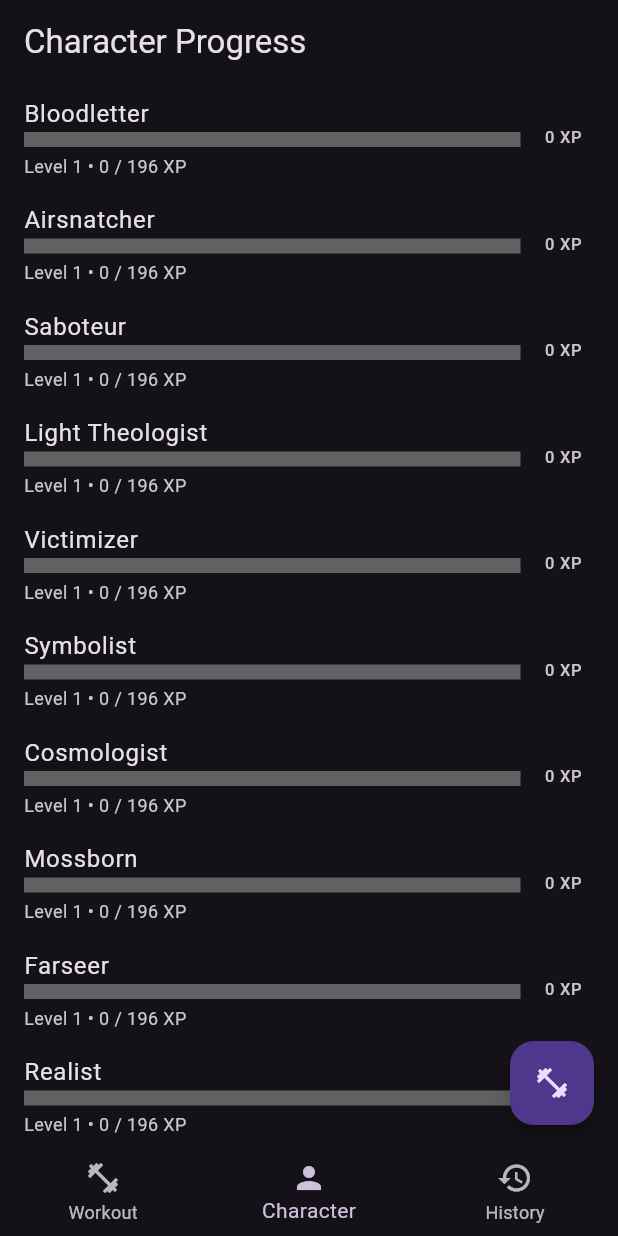
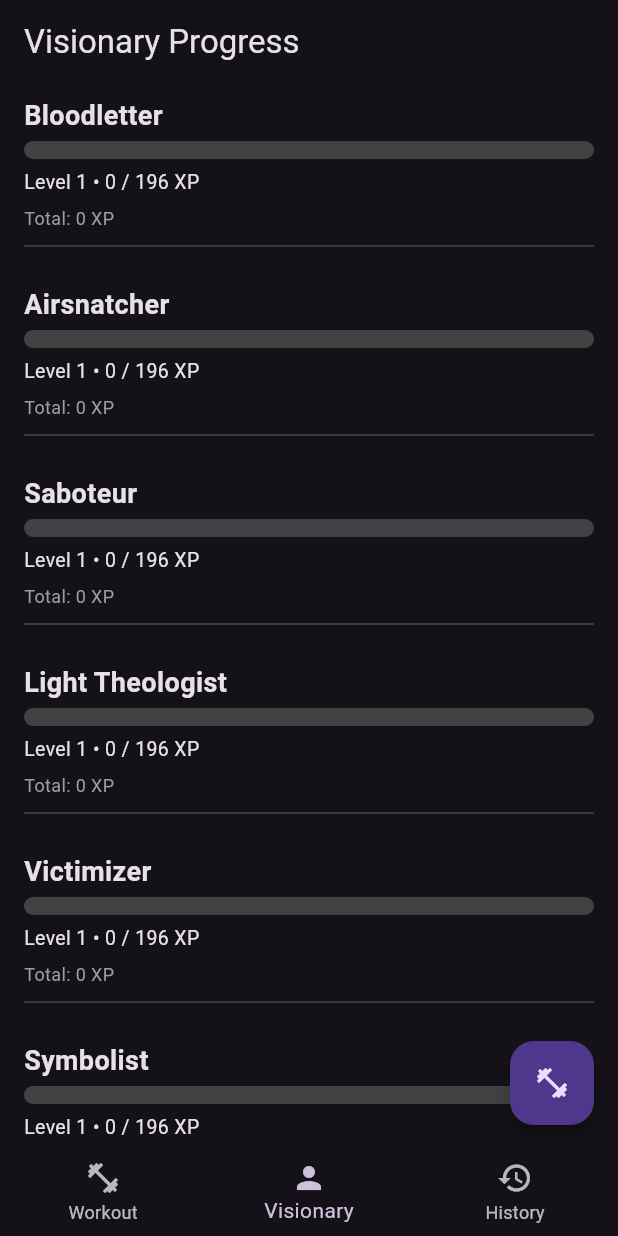
Before and after one commit to CuriousFrost/fitness_rpg, a Flutter app: the screen it shows after launch, item 2 of the bottom bar chosen, on a phone screen of 412 x 824 dp. Run offline on Flutter 3.47's test engine with Material 3 defaults, Android fonts, the light colour scheme and no system bars; our stand-ins replace shared_preferences.

Commit message:
XP progress bar added and works. need to do the same for edit and delete

```diff
--- a/lib/main.dart
+++ b/lib/main.dart
@@ -1,9 +1,9 @@
+import 'package:fitness_rpg/screens/visionary_screen.dart';
 import 'package:flutter/material.dart';
 import 'screens/main_menu.dart';
 import '../models/character_data.dart';
 import '../logic/workout_data.dart';
 //import 'package:shared_preferences/shared_preferences.dart';
-
 
 // 🔹 Add this:
 final PageStorageBucket pageStorageBucket = PageStorageBucket();
@@ -16,6 +16,7 @@ void main() async {
   await workoutData.load();
   runApp(const FitnessRPGApp());
 }
+
 final workoutData = WorkoutData();
 
 class FitnessRPGApp extends StatelessWidget {
@@ -25,13 +26,13 @@ class FitnessRPGApp extends StatelessWidget {
   Widget build(BuildContext context) {
     return MaterialApp(
       debugShowCheckedModeBanner: false,
+      routes: {
+        '/visionary': (context) => const CharacterScreen(),
+      },
       title: 'Fitness RPG',
       theme: ThemeData.dark(),
       // 🔹 Wrap your root screen with PageStorage
-      home: PageStorage(
-        bucket: pageStorageBucket,
-        child: MainMenu(),
-      ),
+      home: PageStorage(bucket: pageStorageBucket, child: MainMenu()),
     );
   }
 }
--- a/lib/models/character_class.dart
+++ b/lib/models/character_class.dart
@@ -1,4 +1,3 @@
-
 enum CharacterClass {
   bloodletter,
   airsnatcher,
--- a/lib/models/workout_entry.dart
+++ b/lib/models/workout_entry.dart
@@ -81,8 +81,9 @@ class WorkoutEntry {
   };
 
   factory WorkoutEntry.fromJson(Map<String, dynamic> json) => WorkoutEntry(
-    characterClass:
-    CharacterClass.values.firstWhere((e) => e.name == json['characterClass']),
+    characterClass: CharacterClass.values.firstWhere(
+      (e) => e.name == json['characterClass'],
+    ),
     type: WorkoutType.values.firstWhere((e) => e.name == json['type']),
     description: json['description'],
     xp: json['xp'],
--- a/lib/screens/history_screen.dart
+++ b/lib/screens/history_screen.dart
@@ -12,7 +12,6 @@ class HistoryScreen extends StatefulWidget {
 }
 
 class _HistoryScreenState extends State<HistoryScreen> {
-
   CharacterClass? _selectedClassFilter;
   String selectedFilter = 'Newest';
 
@@ -23,7 +22,11 @@ class _HistoryScreenState extends State<HistoryScreen> {
     'Lowest XP',
   ];
 
-  void showEditWorkoutDialog(BuildContext context, int index, WorkoutEntry entry) {
+  void showEditWorkoutDialog(
+    BuildContext context,
+    int index,
+    WorkoutEntry entry,
+  ) {
     final TextEditingController distanceController = TextEditingController();
     final TextEditingController repsController = TextEditingController();
     final TextEditingController weightController = TextEditingController();
@@ -31,7 +34,7 @@ class _HistoryScreenState extends State<HistoryScreen> {
     bool isDistanceBased = [
       WorkoutType.walking,
       WorkoutType.running,
-      WorkoutType.biking
+      WorkoutType.biking,
     ].contains(entry.type);
 
     showDialog(
@@ -46,24 +49,18 @@ class _HistoryScreenState extends State<HistoryScreen> {
                 TextField(
                   controller: distanceController,
                   keyboardType: TextInputType.number,
-                  decoration: const InputDecoration(
-                    labelText: 'Distance (km)',
-                  ),
+                  decoration: const InputDecoration(labelText: 'Distance (km)'),
                 )
               else ...[
                 TextField(
                   controller: repsController,
                   keyboardType: TextInputType.number,
-                  decoration: const InputDecoration(
-                    labelText: 'Repetitions',
-                  ),
+                  decoration: const InputDecoration(labelText: 'Repetitions'),
                 ),
                 TextField(
                   controller: weightController,
                   keyboardType: TextInputType.number,
-                  decoration: const InputDecoration(
-                    labelText: 'Weight (lbs)',
-                  ),
+                  decoration: const InputDecoration(labelText: 'Weight (lbs)'),
                 ),
               ],
             ],
@@ -79,7 +76,8 @@ class _HistoryScreenState extends State<HistoryScreen> {
                 String newDescription;
 
                 if (isDistanceBased) {
-                  final double distance = double.tryParse(distanceController.text) ?? 0;
+                  final double distance =
+                      double.tryParse(distanceController.text) ?? 0;
                   newXp = (entry.type == WorkoutType.running)
                       ? (distance * 10).round()
                       : (entry.type == WorkoutType.walking)
@@ -108,12 +106,17 @@ class _HistoryScreenState extends State<HistoryScreen> {
                       multiplier = 0.3;
                   }
                   newXp = (weight * reps * multiplier).round();
-                  newDescription = entry.type.generateDescription(weight.toDouble(), reps);
+                  newDescription = entry.type.generateDescription(
+                    weight.toDouble(),
+                    reps,
+                  );
                 }
 
                 final int oldXp = entry.xp;
                 workoutData.characterXp[entry.characterClass] =
-                    (workoutData.characterXp[entry.characterClass] ?? 0) - oldXp + newXp;
+                    (workoutData.characterXp[entry.characterClass] ?? 0) -
+                    oldXp +
+                    newXp;
                 if (workoutData.characterXp[entry.characterClass]! < 0) {
                   workoutData.characterXp[entry.characterClass] = 0;
                 }
@@ -178,7 +181,7 @@ class _HistoryScreenState extends State<HistoryScreen> {
                   child: DropdownButton<CharacterClass>(
                     value: _selectedClassFilter,
                     isExpanded: true,
-                    hint: const Text('Filter by Class'),
+                    hint: const Text('Filter by Visionary'),
                     onChanged: (newClass) {
                       setState(() => _selectedClassFilter = newClass);
                     },
@@ -231,25 +234,38 @@ class _HistoryScreenState extends State<HistoryScreen> {
                             color: Colors.red,
                             alignment: Alignment.centerRight,
                             padding: const EdgeInsets.only(right: 20),
-                      child: const Icon(Icons.delete, color: Colors.white),
+                            child: const Icon(
+                              Icons.delete,
+                              color: Colors.white,
+                            ),
                           ),
                           confirmDismiss: (direction) async {
                             if (direction == DismissDirection.startToEnd) {
-                        showEditWorkoutDialog(context, actualIndex, entry);
+                              showEditWorkoutDialog(
+                                context,
+                                actualIndex,
+                                entry,
+                              );
                               return false;
-                      } else if (direction == DismissDirection.endToStart) {
-                        final confirmed = await showDialog<bool>(
+                            } else if (direction ==
+                                DismissDirection.endToStart) {
+                              final confirmed =
+                                  await showDialog<bool>(
                                     context: context,
                                     builder: (context) => AlertDialog(
                                       title: const Text('Delete Workout'),
-                            content: const Text('Are you sure you want to delete this workout?'),
+                                      content: const Text(
+                                        'Are you sure you want to delete this workout?',
+                                      ),
                                       actions: [
                                         TextButton(
-                                onPressed: () => Navigator.pop(context, false),
+                                          onPressed: () =>
+                                              Navigator.pop(context, false),
                                           child: const Text('Cancel'),
                                         ),
                                         TextButton(
-                                onPressed: () => Navigator.pop(context, true),
+                                          onPressed: () =>
+                                              Navigator.pop(context, true),
                                           child: const Text('Delete'),
                                         ),
                                       ],
@@ -262,12 +278,15 @@ class _HistoryScreenState extends State<HistoryScreen> {
                                   final xp = entry.xp;
                                   final classKey = entry.characterClass;
                                   workoutData.characterXp[classKey] =
-                                (workoutData.characterXp[classKey] ?? 0) - xp;
+                                      (workoutData.characterXp[classKey] ?? 0) -
+                                      xp;
                                   if (workoutData.characterXp[classKey]! < 0) {
                                     workoutData.characterXp[classKey] = 0;
                                   }
-                            final entryToDelete = workoutData.entries[actualIndex];
-                            workoutData.deleteWorkout(entryToDelete);                          });
+                                  final entryToDelete =
+                                      workoutData.entries[actualIndex];
+                                  workoutData.deleteWorkout(entryToDelete);
+                                });
                                 return true;
                               }
                             }
--- a/lib/screens/main_menu.dart
+++ b/lib/screens/main_menu.dart
@@ -1,5 +1,5 @@
 import 'package:flutter/material.dart';
-import 'character_screen.dart';
+import 'visionary_screen.dart';
 import 'workout_screen.dart';
 import 'history_screen.dart';
 
@@ -11,7 +11,6 @@ class MainMenu extends StatefulWidget {
 }
 
 class _MainMenuState extends State<MainMenu> {
-
   int _selectedIndex = 0;
 
   final List<Widget> _screens = const [
@@ -28,8 +27,11 @@ class _MainMenuState extends State<MainMenu> {
         currentIndex: _selectedIndex,
         onTap: (index) => setState(() => _selectedIndex = index),
         items: const [
-          BottomNavigationBarItem(icon: Icon(Icons.fitness_center), label: 'Workout'),
-          BottomNavigationBarItem(icon: Icon(Icons.person), label: 'Character'),
+          BottomNavigationBarItem(
+            icon: Icon(Icons.fitness_center),
+            label: 'Workout',
+          ),
+          BottomNavigationBarItem(icon: Icon(Icons.person), label: 'Visionary'),
           BottomNavigationBarItem(icon: Icon(Icons.history), label: 'History'),
         ],
       ),
--- a/lib/screens/character_screen.dart
+++ b/lib/screens/visionary_screen.dart
@@ -12,24 +12,44 @@ class CharacterScreen extends StatefulWidget {
 }
 
 class _CharacterScreenState extends State<CharacterScreen> {
-
   @override
   Widget build(BuildContext context) {
     return Scaffold(
-      appBar: AppBar(title: const Text('Character Progress')),
+      appBar: AppBar(title: const Text('Visionary Progress')),
       body: ListView.builder(
         itemCount: CharacterClass.values.length,
         itemBuilder: (context, index) {
           final characterClass = CharacterClass.values[index];
           final xp = workoutData.characterXp[characterClass] ?? 0;
-          return ListTile(
-            title: Text(characterClass.displayName),
-            subtitle: XPProgressBar(xp: xp),
-            trailing: Text('$xp XP'),
+
+          return Padding(
+            padding: const EdgeInsets.symmetric(
+              horizontal: 16.0,
+              vertical: 8.0,
+            ),
+            child: Column(
+              crossAxisAlignment: CrossAxisAlignment.start,
+              children: [
+                Text(
+                  characterClass.displayName,
+                  style: const TextStyle(
+                    fontSize: 18,
+                    fontWeight: FontWeight.bold,
+                  ),
+                ),
+                const SizedBox(height: 4),
+                XPProgressBar(xp: xp),
+                const SizedBox(height: 6),
+                Text(
+                  'Total: $xp XP',
+                  style: const TextStyle(fontSize: 12, color: Colors.grey),
+                ),
+                const Divider(thickness: 1, height: 20),
+              ],
+            ),
           );
         },
       ),
-
       floatingActionButton: FloatingActionButton(
         onPressed: () async {
           await Navigator.push(
@@ -40,7 +60,6 @@ class _CharacterScreenState extends State<CharacterScreen> {
         },
         child: const Icon(Icons.fitness_center),
       ),
-
     );
   }
 }
--- a/lib/widgets/xp_progress_bar.dart
+++ b/lib/widgets/xp_progress_bar.dart
@@ -6,7 +6,6 @@ class XPProgressBar extends StatelessWidget {
   const XPProgressBar({super.key, required this.xp});
 
   int xpForLevel(int level) => level == 1 ? 0 : (80 * pow(level, 1.3)).floor();
-
 
   int getLevelFromXp(int xp) {
     int level = 1;
@@ -30,15 +29,20 @@ class XPProgressBar extends StatelessWidget {
     return Column(
       crossAxisAlignment: CrossAxisAlignment.start,
       children: [
-        LinearProgressIndicator(
-          value: progress,
-          backgroundColor: Colors.grey[700],
-          color: Colors.greenAccent,
-          minHeight: 10,
+        ClipRRect(
+          borderRadius: BorderRadius.circular(10),
+          child: LinearProgressIndicator(
+            value: progress,
+            minHeight: 12,
+            backgroundColor: Colors.grey[800],
+            valueColor: const AlwaysStoppedAnimation<Color>(Colors.tealAccent),
+          ),
         ),
-        const SizedBox(height: 4),
-        Text('Level $level • $xpIntoLevel / $xpForNext XP',
-            style: const TextStyle(fontSize: 12)),
+        const SizedBox(height: 6),
+        Text(
+          'Level $level • $xpIntoLevel / $xpForNext XP',
+          style: const TextStyle(fontSize: 13),
+        ),
       ],
     );
   }
```
Also changed, not shown: lib/logic/math_helper.dart (+10 -2 lines), lib/logic/workout_data.dart (+9 -6 lines), lib/screens/workout_screen.dart (+29 -13 lines), lib/utils/ui_helpers.dart (added, +124 -0 lines), lib/widgets/workout_input_dialog.dart (+13 -11 lines), lib/models/character_data.dart (line endings or trailing spaces). Lines whose indentation alone changed are shown as unchanged.
